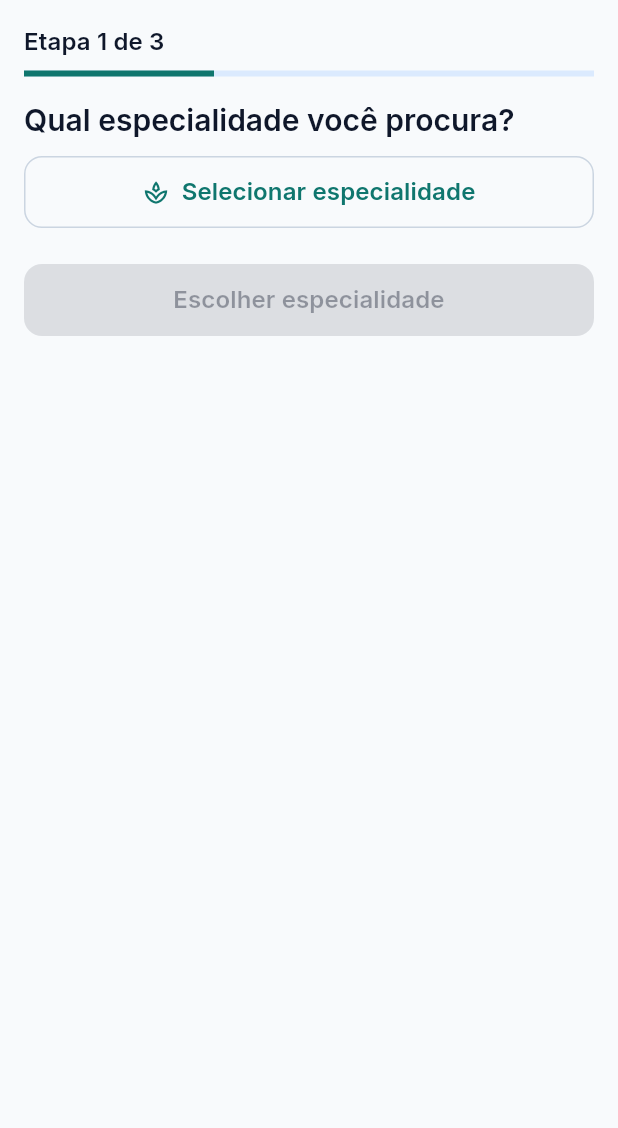
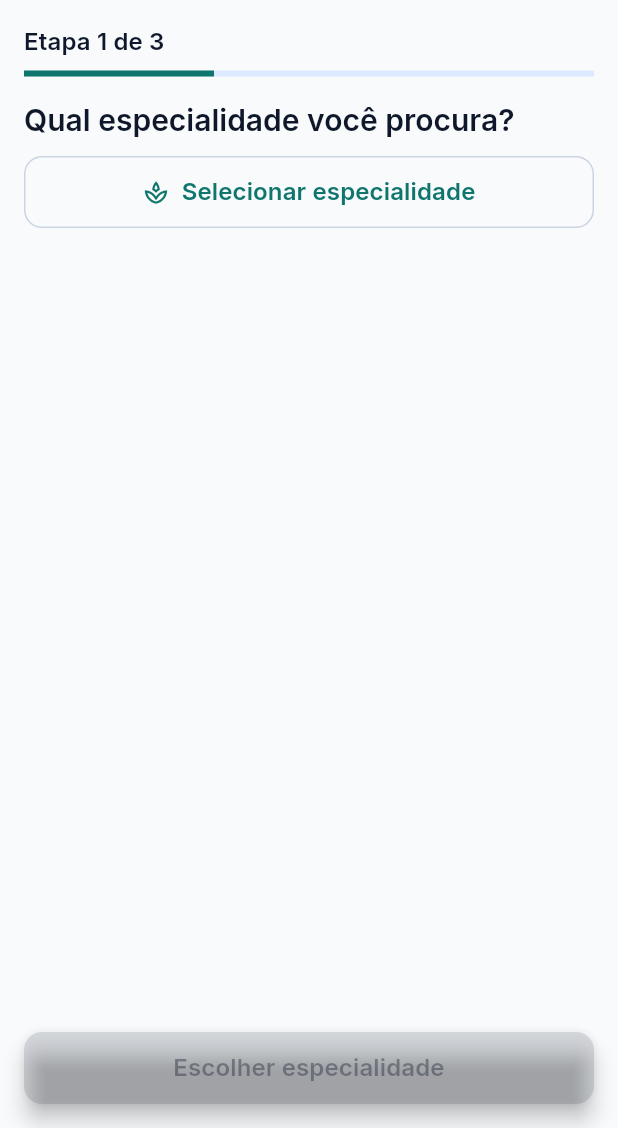
Before and after one commit to Alunos-ADS-UNIP/AgendaiFisioMobile, a Flutter app: the NewAppointmentPage screen opened directly with empty values, on a phone screen of 412 x 824 dp, the part 108-1236 px from its top. Run offline on Flutter 3.47's test engine with Material 3 defaults, Android fonts, the light colour scheme and no system bars; our stand-ins replace flutter_secure_storage; accounts and stored records are empty.

Commit message:
Melhora seleção de horário no agendamento

```diff
--- a/lib/features/appointments/presentation/pages/new_appointment_page.dart
+++ b/lib/features/appointments/presentation/pages/new_appointment_page.dart
@@ -29,6 +29,8 @@ class NewAppointmentPage extends StatefulWidget {
 }
 
 class _NewAppointmentPageState extends State<NewAppointmentPage> {
+  static const _availableHours = [9, 10, 11, 12, 13, 14, 15, 16, 17, 18];
+
   final _notesController = TextEditingController();
   List<Specialty> _specialties = const [];
   List<Professional> _professionals = const [];
@@ -152,18 +154,17 @@ class _NewAppointmentPageState extends State<NewAppointmentPage> {
     }
   }
 
-  Future<void> _selectTime() async {
-    final picked = await showTimePicker(
-      context: context,
-      initialTime: _time ?? const TimeOfDay(hour: 9, minute: 0),
-      helpText: 'Escolha o horário',
-    );
-    if (picked != null && mounted) {
-      setState(() {
-        _time = picked;
-        _error = null;
-      });
-    }
+  void _selectTime(int hour) {
+    setState(() {
+      _time = TimeOfDay(hour: hour, minute: 0);
+      _error = null;
+    });
+  }
+
+  bool _isHourInFuture(int hour) {
+    if (_day == null) return false;
+    final dateTime = DateTime(_day!.year, _day!.month, _day!.day, hour);
+    return dateTime.isAfter(DateTime.now());
   }
 
   DateTime? get _selectedDateTime {
@@ -263,7 +264,12 @@ class _NewAppointmentPageState extends State<NewAppointmentPage> {
         ? ErrorState(message: _error!, onRetry: _loadInitialData)
         : SafeArea(
             child: ListView(
-              padding: const EdgeInsets.all(AppSpacing.md),
+              padding: const EdgeInsets.fromLTRB(
+                AppSpacing.md,
+                AppSpacing.md,
+                AppSpacing.md,
+                104,
+              ),
               children: [
                 Text(
                   'Etapa ${_step + 1} de 3',
@@ -287,25 +293,38 @@ class _NewAppointmentPageState extends State<NewAppointmentPage> {
                     ),
                   ),
                 ],
-                const SizedBox(height: AppSpacing.lg),
-                if (_step < 2)
-                  AppPrimaryButton(
-                    label: _step == 0
-                        ? 'Escolher especialidade'
-                        : 'Escolher data e horário',
-                    onPressed: _canContinue ? _continue : null,
-                  )
-                else
-                  AppPrimaryButton(
-                    label: 'Confirmar agendamento',
-                    icon: Icons.check,
-                    isLoading: _submitting,
-                    onPressed: _isDateTimeValid ? _submit : null,
-                  ),
               ],
             ),
           ),
+    floatingActionButtonLocation: FloatingActionButtonLocation.centerFloat,
+    floatingActionButton: _loading || (_error != null && _specialties.isEmpty)
+        ? null
+        : SizedBox(
+            width: MediaQuery.sizeOf(context).width - (AppSpacing.md * 2),
+            child: Material(
+              elevation: 6,
+              color: Colors.transparent,
+              borderRadius: const BorderRadius.all(Radius.circular(12)),
+              child: _actionButton(),
+            ),
+          ),
   );
+
+  Widget _actionButton() {
+    if (_step == 2) {
+      return AppPrimaryButton(
+        label: 'Confirmar agendamento',
+        icon: Icons.check,
+        isLoading: _submitting,
+        onPressed: _isDateTimeValid ? _submit : null,
+      );
+    }
+
+    return AppPrimaryButton(
+      label: _step == 0 ? 'Escolher especialidade' : 'Escolher data e horário',
+      onPressed: _canContinue ? _continue : null,
+    );
+  }
 
   bool get _canContinue =>
       _step == 0 ? _specialty != null : _professional != null;
@@ -400,11 +419,37 @@ class _NewAppointmentPageState extends State<NewAppointmentPage> {
             ? 'Selecionar data'
             : MaterialLocalizations.of(context).formatMediumDate(_day!),
       ),
+      const SizedBox(height: AppSpacing.md),
+      Text('Escolha o horário', style: Theme.of(context).textTheme.titleMedium),
       const SizedBox(height: AppSpacing.xs),
-      AppSecondaryButton(
-        onPressed: _selectTime,
-        icon: Icons.schedule_outlined,
-        label: _time == null ? 'Selecionar horário' : _time!.format(context),
+      Text(
+        _day == null
+            ? 'Selecione uma data para liberar os horários.'
+            : 'As consultas começam sempre em horas inteiras.',
+        style: Theme.of(context).textTheme.bodySmall,
+      ),
+      const SizedBox(height: AppSpacing.sm),
+      Wrap(
+        spacing: AppSpacing.xs,
+        runSpacing: AppSpacing.xs,
+        children: [
+          for (final hour in _availableHours)
+            Semantics(
+              button: true,
+              selected: _time?.hour == hour,
+              label: 'Horário ${hour.toString().padLeft(2, '0')}:00',
+              child: ChoiceChip(
+                label: Text('${hour.toString().padLeft(2, '0')}:00'),
+                selected: _time?.hour == hour,
+                showCheckmark: true,
+                onSelected: _isHourInFuture(hour)
+                    ? (selected) {
+                        if (selected) _selectTime(hour);
+                      }
+                    : null,
+              ),
+            ),
+        ],
       ),
       const SizedBox(height: AppSpacing.sm),
       AppTextField(
```
Also changed, not shown: 1 other file.
